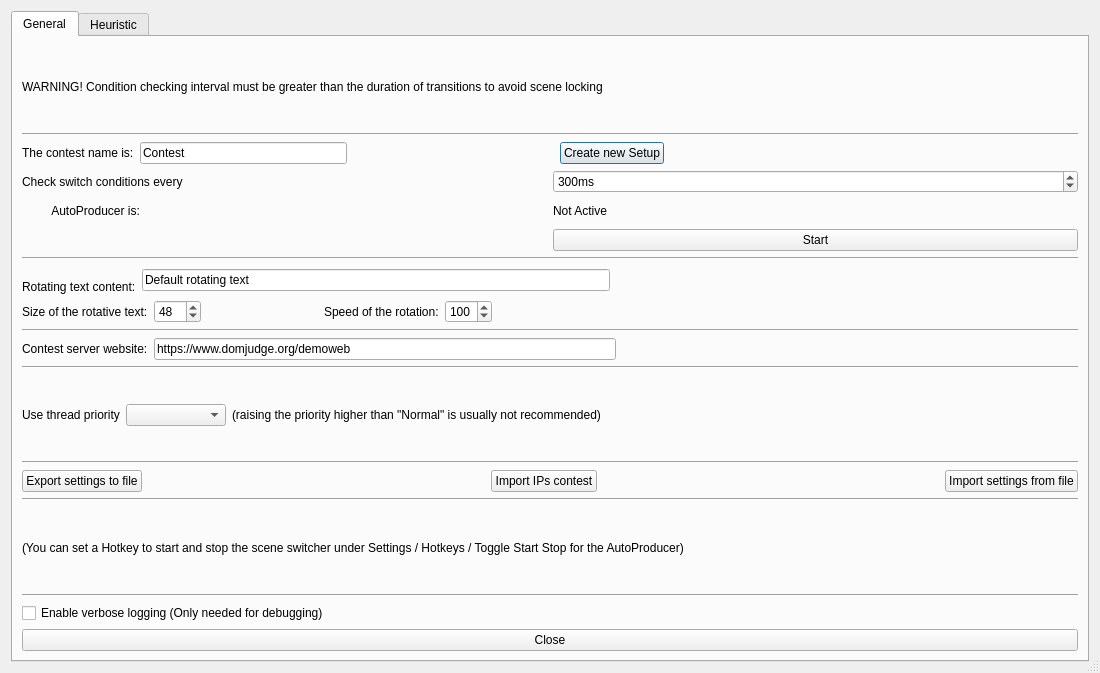
This is forms/advanced-scene-switcher.ui in Bryshot/TFG as Qt 5 draws it before an edit. The edited form follows.
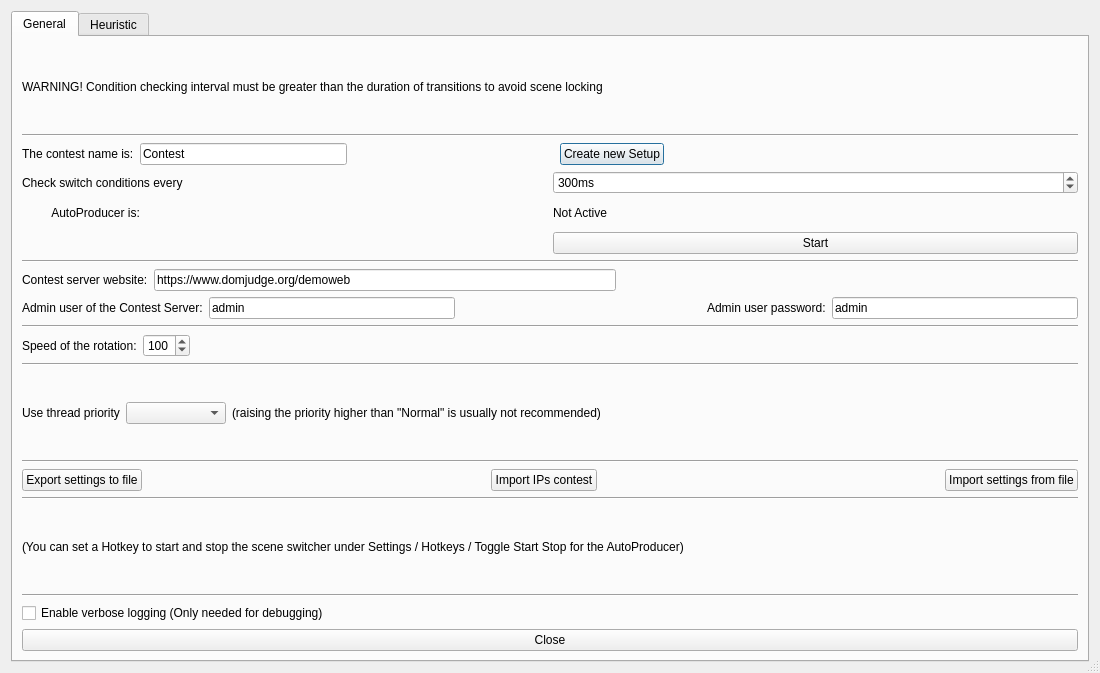
This is the edited form. The open tabs and pages were chosen to show the change.

Patch:
```diff
--- a/forms/advanced-scene-switcher.ui
+++ b/forms/advanced-scene-switcher.ui
@@ -201,17 +201,16 @@
        <item>
         <layout class="QHBoxLayout" name="horizontalLayout_33">
          <item>
-          <widget class="QLabel" name="label_2">
+          <widget class="QLabel" name="label_7">
            <property name="text">
-            <string>
-Rotating text content:</string>
+            <string>Contest server website:</string>
            </property>
           </widget>
          </item>
          <item>
-          <widget class="QLineEdit" name="rotativeText">
+          <widget class="QLineEdit" name="contestServer">
            <property name="text">
-            <string>Default rotating text </string>
+            <string>https://www.domjudge.org/demoweb</string>
            </property>
           </widget>
          </item>
@@ -232,36 +231,58 @@
        </item>
        <item>
         <layout class="QHBoxLayout" name="horizontalLayout_50">
+         <item>
+          <widget class="QLabel" name="label_2">
+           <property name="text">
+            <string>Admin user of the Contest Server:</string>
+           </property>
+          </widget>
+         </item>
+         <item>
+          <widget class="QLineEdit" name="userContestServer">
+           <property name="text">
+            <string>admin</string>
+           </property>
+          </widget>
+         </item>
+         <item>
+          <spacer name="horizontalSpacer_10">
+           <property name="orientation">
+            <enum>Qt::Horizontal</enum>
+           </property>
+           <property name="sizeHint" stdset="0">
+            <size>
+             <width>40</width>
+             <height>20</height>
+            </size>
+           </property>
+          </spacer>
+         </item>
          <item>
           <widget class="QLabel" name="label_3">
            <property name="text">
-            <string>Size of the rotative text:</string>
+            <string>Admin user password:</string>
            </property>
           </widget>
          </item>
          <item>
-          <widget class="QSpinBox" name="sizeRotativeText">
-           <property name="maximum">
-            <number>256</number>
+          <widget class="QLineEdit" name="passwordContestServer">
+           <property name="text">
+            <string>admin</string>
            </property>
-           <property name="value">
-            <number>48</number>
-           </property>
           </widget>
          </item>
-         <item>
-          <spacer name="horizontalSpacer_55">
-           <property name="orientation">
-            <enum>Qt::Horizontal</enum>
-           </property>
-           <property name="sizeHint" stdset="0">
-            <size>
-             <width>40</width>
-             <height>20</height>
-            </size>
-           </property>
-          </spacer>
-         </item>
+        </layout>
+       </item>
+       <item>
+        <widget class="Line" name="line_10">
+         <property name="orientation">
+          <enum>Qt::Horizontal</enum>
+         </property>
+        </widget>
+       </item>
+       <item>
+        <layout class="QHBoxLayout" name="horizontalLayout">
          <item>
           <widget class="QLabel" name="label_6">
            <property name="text">
@@ -279,96 +300,6 @@
            </property>
            <property name="value">
             <number>100</number>
-           </property>
-          </widget>
-         </item>
-         <item>
-          <spacer name="horizontalSpacer">
-           <property name="orientation">
-            <enum>Qt::Horizontal</enum>
-           </property>
-           <property name="sizeHint" stdset="0">
-            <size>
-             <width>40</width>
-             <height>20</height>
-            </size>
-           </property>
-          </spacer>
-         </item>
-         <item>
-          <spacer name="horizontalSpacer_6">
-           <property name="orientation">
-            <enum>Qt::Horizontal</enum>
-           </property>
-           <property name="sizeHint" stdset="0">
-            <size>
-             <width>40</width>
-             <height>20</height>
-            </size>
-           </property>
-          </spacer>
-         </item>
-         <item>
-          <spacer name="horizontalSpacer_10">
-           <property name="orientation">
-            <enum>Qt::Horizontal</enum>
-           </property>
-           <property name="sizeHint" stdset="0">
-            <size>
-             <width>40</width>
-             <height>20</height>
-            </size>
-           </property>
-          </spacer>
-         </item>
-         <item>
-          <spacer name="horizontalSpacer_9">
-           <property name="orientation">
-            <enum>Qt::Horizontal</enum>
-           </property>
-           <property name="sizeHint" stdset="0">
-            <size>
-             <width>40</width>
-             <height>20</height>
-            </size>
-           </property>
-          </spacer>
-         </item>
-         <item>
-          <spacer name="horizontalSpacer_7">
-           <property name="orientation">
-            <enum>Qt::Horizontal</enum>
-           </property>
-           <property name="sizeHint" stdset="0">
-            <size>
-             <width>40</width>
-             <height>20</height>
-            </size>
-           </property>
-          </spacer>
-         </item>
-        </layout>
-       </item>
-       <item>
-        <widget class="Line" name="line_10">
-         <property name="orientation">
-          <enum>Qt::Horizontal</enum>
-         </property>
-        </widget>
-       </item>
-       <item>
-        <layout class="QHBoxLayout" name="horizontalLayout">
-         <item>
-          <widget class="QLabel" name="label_7">
-           <property name="text">
-            <string>Contest server website:</string>
-           </property>
-          </widget>
-         </item>
-         <item>
-          <widget class="QLineEdit" name="contestServer">
-           <property name="text">
-            <string>https://www.domjudge.org/demoweb</string>
            </property>
           </widget>
          </item>
```
Left out of the diff: 2 changed lines with no effect on the pictures.
